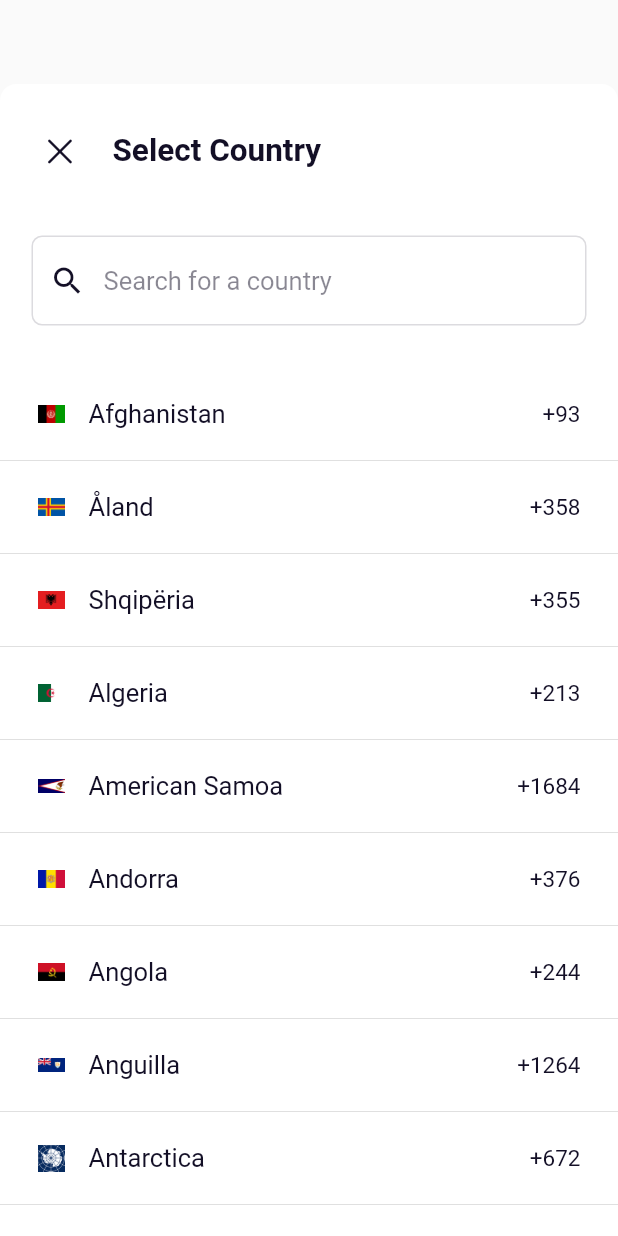
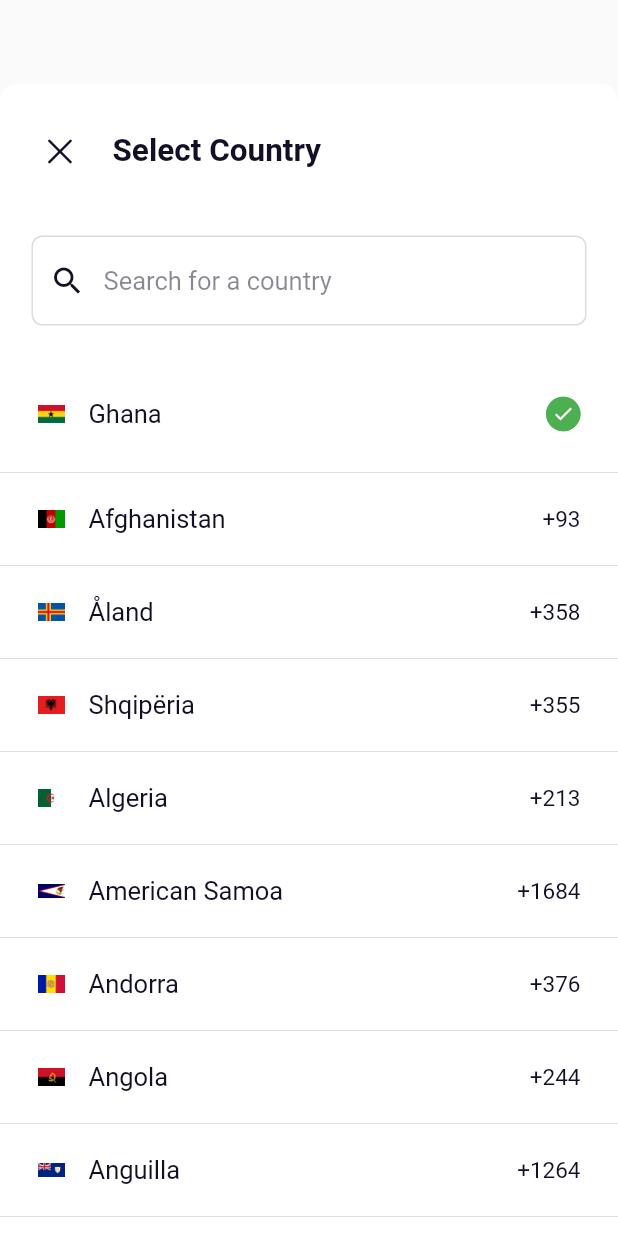
Before and after one commit to Hackman-Adu/CountryCodePicker, a Flutter app: the CountriesMainView widget shown alone on an empty page, opened directly, on a phone screen of 412 x 824 dp. Run offline on Flutter 3.47's test engine with Material 2 defaults, Android fonts, the phone set to English and light mode, and no system bars.

```diff
--- a/lib/src/Model/country.dart
+++ b/lib/src/Model/country.dart
@@ -15,13 +15,20 @@ class Country {
         countryName: json['name']);
   }
 
-  /// use this factory to use asset images in this package, by passing Country
-  factory Country.forCallBack(Country? country) {
+//USED WHEN COUNTRY IS NOT FOUND BY EITHER DIALCODE OR SHORTNAME
+  static Country get _defaultCountry => Country(
+      countryName: "Ghana",
+      icon: "packages/${PackageUtils.packageName}/asset/images/gh.png",
+      countryShortName: "GH",
+      dialCode: "+233");
+
+  static Country? forCallBack(Country? country) {
+    if (country == null) return _defaultCountry;
     return Country(
-        countryShortName: country?.countryShortName,
-        dialCode: country?.dialCode,
+        countryShortName: country.countryShortName,
+        dialCode: country.dialCode,
         icon:
-            "packages/${PackageUtils.packageName}/asset/images/${country?.countryShortName?.toLowerCase()}.png",
-        countryName: country?.countryName);
+            "packages/${PackageUtils.packageName}/asset/images/${country.countryShortName?.toLowerCase()}.png",
+        countryName: country.countryName);
   }
 }
--- a/lib/src/Model/dialCodeSelectorTheme.dart
+++ b/lib/src/Model/dialCodeSelectorTheme.dart
@@ -14,9 +14,11 @@ class DialCodeSelectorTheme {
   final Color? searchFieldBorderColor;
   final Color? searchFieldTextColor;
   final Color? checkedBoxColor;
+  final double? sheetCornerRadius;
   DialCodeSelectorTheme(
       {this.showCountriesOnly = false,
       this.title = "Select Country",
+      this.sheetCornerRadius = 11,
       this.titleFontWeight = FontWeight.bold,
       this.searchFieldBorderColor = PackageUtils.textColorBlack,
       this.searchFieldTextColor = PackageUtils.textColorBlack,
--- a/lib/src/Views/countriesMainView.dart
+++ b/lib/src/Views/countriesMainView.dart
@@ -6,7 +6,6 @@ import 'package:dialcodeselector/src/Views/mainViewAppBar.dart';
 import 'package:dialcodeselector/src/Views/searchCountryTextField.dart';
 import 'package:dialcodeselector/src/Views/selectedCountryItemView.dart';
 import 'package:flutter/material.dart';
-import 'package:flutter/services.dart';
 
 class CountriesMainView extends StatefulWidget {
   final String? initialShortName;
@@ -42,7 +41,6 @@ class _CountriesMainViewState extends State<CountriesMainView> {
   @override
   void initState() {
     super.initState();
-    onLaunch();
     _countries = viewModel.countries;
     _filteredCountries = _countries;
     _initialShortName = widget.initialShortName;
@@ -50,10 +48,6 @@ class _CountriesMainViewState extends State<CountriesMainView> {
       viewModel.selectorTheme = widget.dialCodeSelectorTheme;
     }
     viewModel.selectedCountry = selectedCountry;
-  }
-
-  void onLaunch() async {
-    await HapticFeedback.mediumImpact();
   }
 
   Country? get selectedCountry =>
@@ -70,8 +64,9 @@ class _CountriesMainViewState extends State<CountriesMainView> {
             height: MediaQuery.of(context).size.height,
             width: MediaQuery.of(context).size.width,
             decoration: BoxDecoration(
-                borderRadius:
-                    const BorderRadius.vertical(top: Radius.circular(11)),
+                borderRadius: BorderRadius.vertical(
+                    top: Radius.circular(
+                        widget.dialCodeSelectorTheme?.sheetCornerRadius ?? 11)),
                 color: viewModel.selectorTheme?.backgroundColor),
             child: Column(children: [
               const MainViewAppBar(),
--- a/pubspec.yaml
+++ b/pubspec.yaml
@@ -1,7 +1,9 @@
 name: dialcodeselector
 description: Flutter package for selecting a country or country dial code.
-version: 1.0.8
+version: 1.0.9
 homepage: https://github.com/Hackman-Adu/CountryCodePicker
+git: https://github.com/Hackman-Adu/CountryCodePicker
+repository: https://github.com/Hackman-Adu/CountryCodePicker
 
 environment:
   sdk: ">=2.19.0 <3.0.0"
```
Also changed, not shown: example/lib/main.dart (+6 -1 lines), lib/src/Main/dialCodeSelectorView.dart (+5 -16 lines), lib/src/ViewModel/countryViewModel.dart (+26 -2 lines), example/pubspec.lock, 5 other files.
